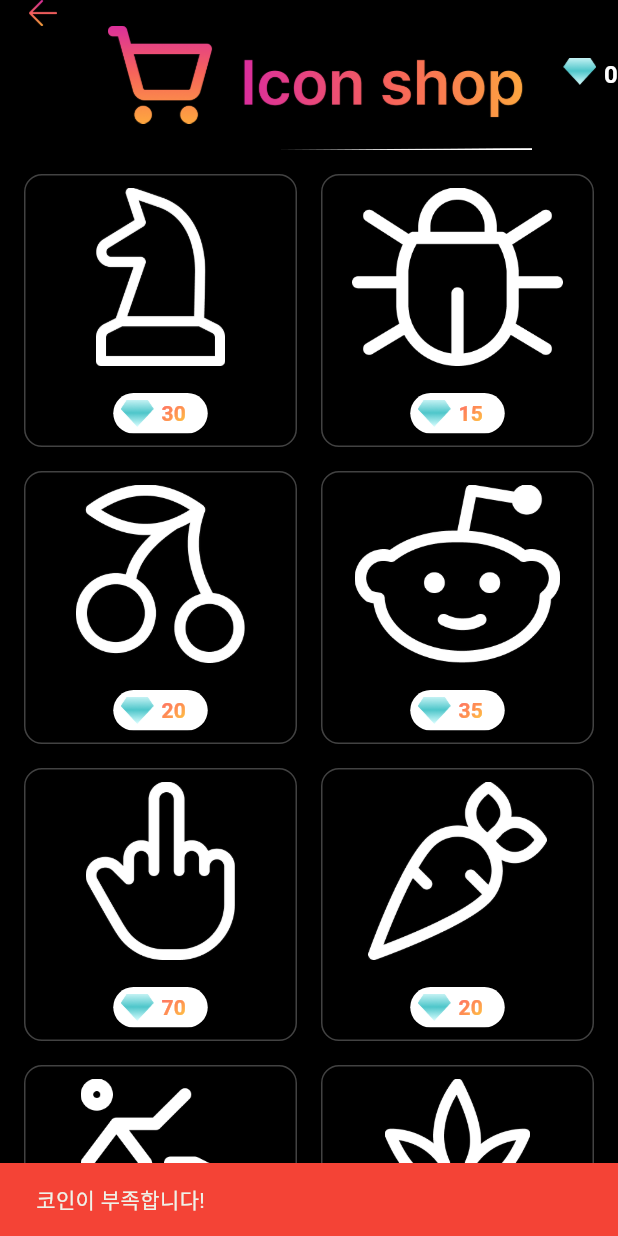
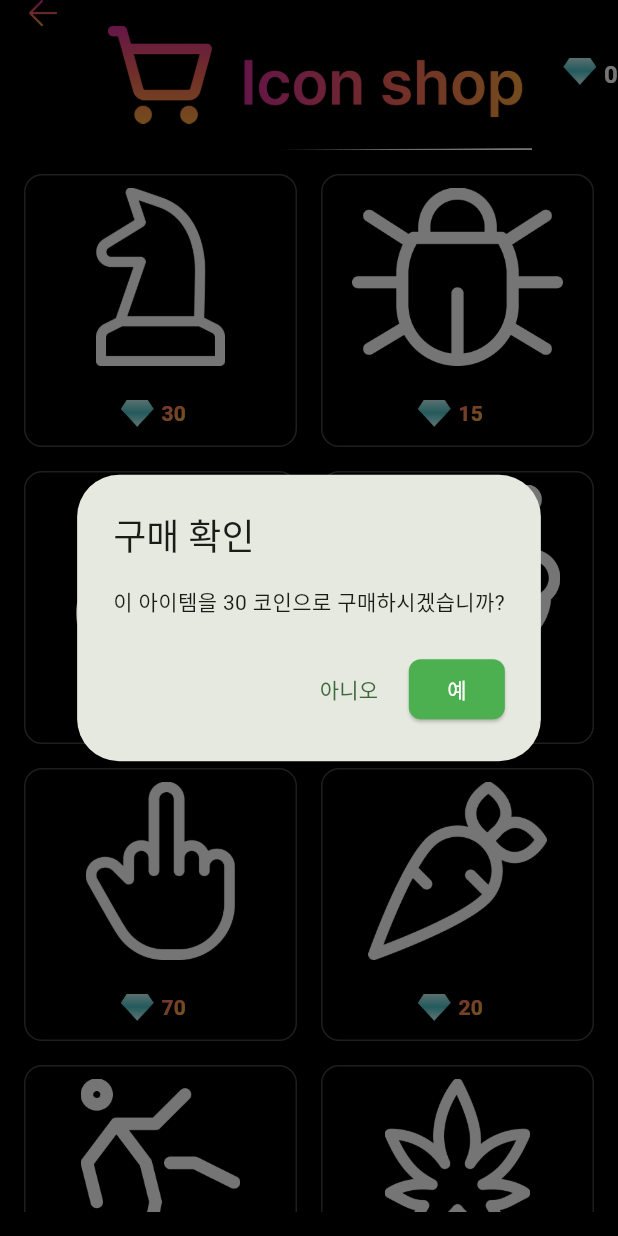
Before and after one commit to grazzy7124/mhap, a Flutter app: the ShoppingScreen screen opened by its route, after a tap on "30", on a phone screen of 412 x 824 dp. Run offline on Flutter 3.47's test engine with Material 3 defaults, Android fonts, the phone set to English and light mode, and no system bars; our stand-ins replace cached_network_image, camera, cloud_firestore, firebase_auth, firebase_core, firebase_storage and 4 more; accounts and stored records are empty.

Commit message:
shopping 페이지 구매 flow 수정

```diff
--- a/lib/screens/review_form_screen.dart
+++ b/lib/screens/review_form_screen.dart
@@ -41,7 +41,7 @@ class _ReviewFormScreenState extends State<ReviewFormScreen> {
           children: [
             // 1) 상단 이미지 미리보기
             AspectRatio(
-              aspectRatio: 16 / 9,
+              aspectRatio: 4 / 3,
               child: Container(
                 decoration: BoxDecoration(
                   color: Colors.grey.shade200,
--- a/lib/screens/shopping_screen.dart
+++ b/lib/screens/shopping_screen.dart
@@ -122,6 +122,34 @@ class _ShoppingScreenState extends State<ShoppingScreen> {
     }
   }
 
+  /// 구매 확인 후 진행
+  Future<void> _confirmAndPurchase(int itemIndex) async {
+    final int price = _itemPrices[itemIndex];
+    final bool? confirmed = await showDialog<bool>(
+      context: context,
+      builder: (context) {
+        return AlertDialog(
+          title: const Text('구매 확인'),
+          content: Text('이 아이템을 ${price} 코인으로 구매하시겠습니까?'),
+          actions: [
+            TextButton(
+              onPressed: () => Navigator.of(context).pop(false),
+              child: const Text('아니오'),
+            ),
+            ElevatedButton(
+              onPressed: () => Navigator.of(context).pop(true),
+              child: const Text('예'),
+            ),
+          ],
+        );
+      },
+    );
+
+    if (confirmed == true) {
+      await _purchaseItem(itemIndex);
+    }
+  }
+
   @override
   Widget build(BuildContext context) {
     return Scaffold(
@@ -211,7 +239,7 @@ class _ShoppingScreenState extends State<ShoppingScreen> {
   /// 이미지 아이템을 구성하는 메서드
   Widget _buildImageItem(String imageAsset, int index) {
     return GestureDetector(
-      onTap: () => _purchaseItem(index),
+      onTap: () => _confirmAndPurchase(index),
       child: Container(
         decoration: BoxDecoration(
           // color: Colors.grey.shade900,
@@ -247,7 +275,7 @@ class _ShoppingScreenState extends State<ShoppingScreen> {
                   width: 63,
                   height: 27,
                   decoration: BoxDecoration(
-                    color: Colors.white,
+                    // color: Colors.white,
                     borderRadius: BorderRadius.circular(35.0),
                   ),
                   child: Row(
```
Also changed, not shown: lib/screens/camera_screen.dart (+6 -1 lines).
